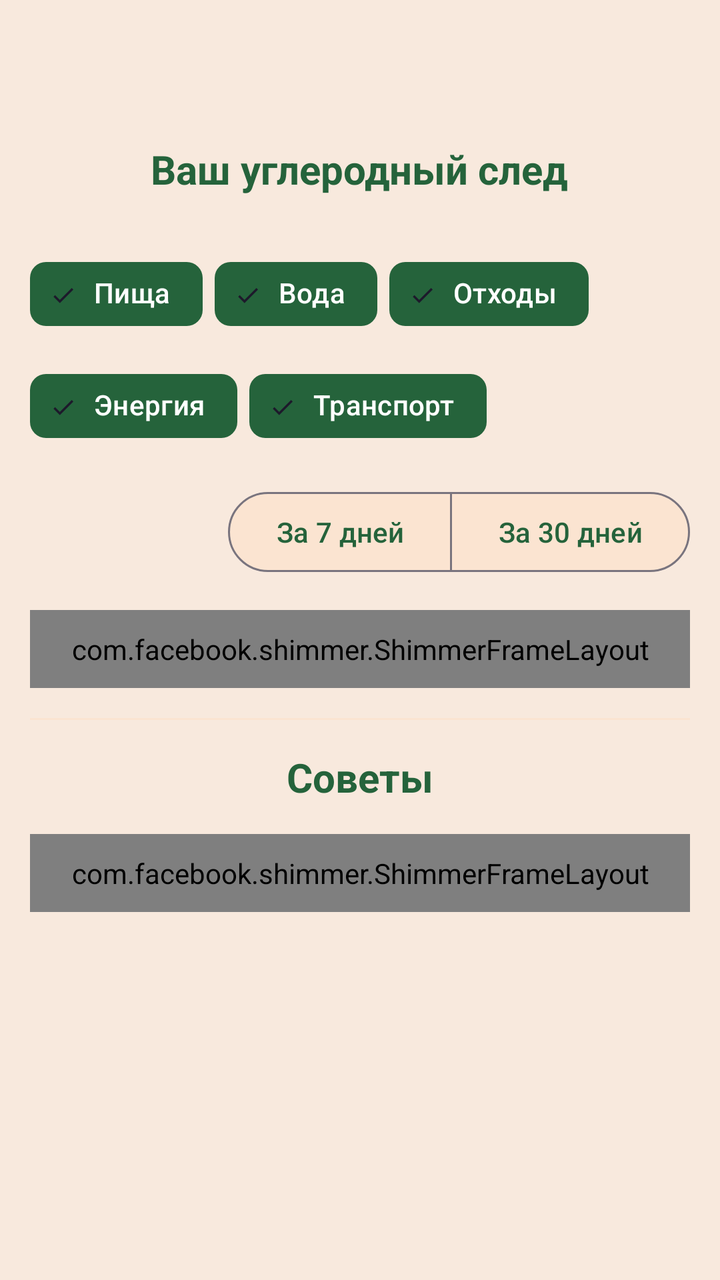
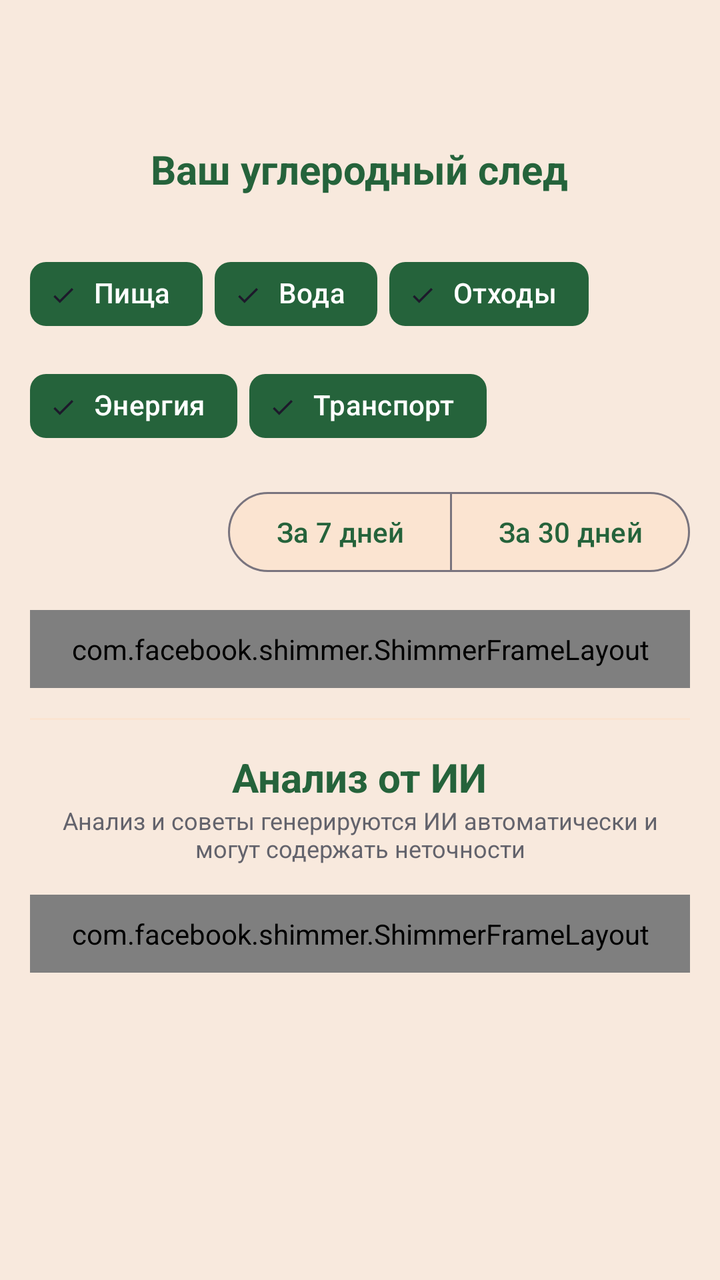

Two renders of the same Android screen: before a commit and after it. Below are the layout's source before the change and the commit's diff.
<!-- AndroidManifest.xml: application theme Base.Theme.EcoTraceColors -->
<!-- res/layout/activity_eco_calc_results.xml -->
<?xml version="1.0" encoding="utf-8"?>
<androidx.constraintlayout.widget.ConstraintLayout xmlns:android="http://schemas.android.com/apk/res/android"
    xmlns:app="http://schemas.android.com/apk/res-auto"
    xmlns:tools="http://schemas.android.com/tools"
    android:id="@+id/main"
    android:layout_width="match_parent"
    android:layout_height="match_parent"
    android:background="@color/dirt_white"
    android:fitsSystemWindows="true"
    tools:context=".ui.more.ecocalculator.EcoCalcResultsActivity">

    <android.widget.Toolbar
        android:id="@+id/toolbar"
        android:layout_width="match_parent"
        android:layout_height="wrap_content"
        app:layout_constraintEnd_toEndOf="parent"
        app:layout_constraintStart_toStartOf="parent"
        app:layout_constraintTop_toTopOf="parent" />

    <ScrollView
        android:layout_width="match_parent"
        android:layout_height="0dp"
        app:layout_constraintBottom_toBottomOf="parent"
        app:layout_constraintEnd_toEndOf="parent"
        app:layout_constraintStart_toStartOf="parent"
        app:layout_constraintTop_toBottomOf="@id/toolbar">

        <LinearLayout
            android:layout_width="match_parent"
            android:layout_height="wrap_content"
            android:orientation="vertical"
            android:paddingHorizontal="@dimen/default_PaddingMargin"
            android:paddingBottom="@dimen/default_PaddingMargin">

            <TextView
                android:layout_width="wrap_content"
                android:layout_height="wrap_content"
                android:layout_gravity="center"
                android:layout_marginVertical="@dimen/default_PaddingMargin"
                android:text="@string/carbonFootprintGraph"
                android:textColor="@color/ok_green"
                android:textSize="20sp"
                android:textStyle="bold" />

            <TextView
                android:id="@+id/noGraphWarning"
                android:layout_width="match_parent"
                android:layout_height="wrap_content"
                android:text="@string/resultsWillAppearHere"
                android:textAlignment="center"
                android:textColor="@color/silver"
                android:textSize="16sp"
                android:visibility="gone" />

            <LinearLayout
                android:id="@+id/graphControls"
                android:layout_width="match_parent"
                android:layout_height="wrap_content"
                android:orientation="vertical"
                android:paddingTop="10dp">

                <com.google.android.material.chip.ChipGroup
                    android:id="@+id/graphTypesChipGroup"
                    android:layout_width="match_parent"
                    android:layout_height="wrap_content"
                    android:layout_marginBottom="@dimen/default_PaddingMargin"
                    app:chipSpacingHorizontal="6dp"
                    app:singleSelection="false">

                    <com.google.android.material.chip.Chip
                        android:id="@+id/chipFood"
                        style="@style/Widget.Material3.Chip.Filter"
                        android:layout_width="wrap_content"
                        android:layout_height="wrap_content"
                        android:checked="true"
                        android:text="@string/food"
                        android:textColor="@color/selector_chip_text"
                        app:chipBackgroundColor="@color/selector_chip_background" />

                    <com.google.android.material.chip.Chip
                        android:id="@+id/chipWater"
                        style="@style/Widget.Material3.Chip.Filter"
                        android:layout_width="wrap_content"
                        android:layout_height="wrap_content"
                        android:checked="true"
                        android:text="@string/water"
                        android:textColor="@color/selector_chip_text"
                        app:chipBackgroundColor="@color/selector_chip_background" />

                    <com.google.android.material.chip.Chip
                        android:id="@+id/chipTrash"
                        style="@style/Widget.Material3.Chip.Filter"
                        android:layout_width="wrap_content"
                        android:layout_height="wrap_content"
                        android:checked="true"
                        android:text="@string/trash"
                        android:textColor="@color/selector_chip_text"
                        app:chipBackgroundColor="@color/selector_chip_background" />

                    <com.google.android.material.chip.Chip
                        android:id="@+id/chipEnergy"
                        style="@style/Widget.Material3.Chip.Filter"
                        android:layout_width="wrap_content"
                        android:layout_height="wrap_content"
                        android:checked="true"
                        android:text="@string/energy"
                        android:textColor="@color/selector_chip_text"
                        app:chipBackgroundColor="@color/selector_chip_background" />

                    <com.google.android.material.chip.Chip
                        android:id="@+id/chipTransport"
                        style="@style/Widget.Material3.Chip.Filter"
                        android:layout_width="wrap_content"
                        android:layout_height="wrap_content"
                        android:checked="true"
                        android:text="@string/transport"
                        android:textColor="@color/selector_chip_text"
                        app:chipBackgroundColor="@color/selector_chip_background" />

                </com.google.android.material.chip.ChipGroup>

                <com.google.android.material.button.MaterialButtonToggleGroup
                    android:id="@+id/graphPeriodToggle"
                    android:layout_width="wrap_content"
                    android:layout_height="wrap_content"
                    android:layout_gravity="end"
                    android:layout_marginBottom="@dimen/default_PaddingMargin"
                    app:selectionRequired="true"
                    app:singleSelection="true">

                    <com.google.android.material.button.MaterialButton
                        android:id="@+id/period7Button"
                        style="@style/Widget.Material3.Button.OutlinedButton"
                        android:layout_width="wrap_content"
                        android:layout_height="wrap_content"
                        android:checked="true"
                        android:text="@string/by7days"
                        android:textColor="@color/selector_chip_text"
                        app:backgroundTint="@color/selector_chip_background" />

                    <com.google.android.material.button.MaterialButton
                        android:id="@+id/period30Button"
                        style="@style/Widget.Material3.Button.OutlinedButton"
                        android:layout_width="wrap_content"
                        android:layout_height="wrap_content"
                        android:text="@string/by30days"
                        android:textColor="@color/selector_chip_text"
                        app:backgroundTint="@color/selector_chip_background" />

                </com.google.android.material.button.MaterialButtonToggleGroup>

            </LinearLayout>

            <RelativeLayout
                android:id="@+id/chartCard"
                android:layout_width="match_parent"
                android:layout_height="wrap_content"
                android:layout_marginBottom="10dp"
                android:background="@color/dirt2_white"
                android:foreground="@drawable/bottom_rounded_border"
                android:padding="10dp"
                android:visibility="gone">

                <com.github.mikephil.charting.charts.LineChart
                    android:id="@+id/carbonGraph"
                    android:layout_width="match_parent"
                    android:layout_height="280dp" />
            </RelativeLayout>

            <com.facebook.shimmer.ShimmerFrameLayout
                android:id="@+id/graphLoading"
                android:layout_width="match_parent"
                android:layout_height="wrap_content"
                android:paddingVertical="10dp"
                app:shimmer_auto_start="true"
                app:shimmer_clip_to_children="true">

                <ImageView
                    android:layout_width="match_parent"
                    android:layout_height="280dp"
                    android:foreground="@drawable/layout_loading_shimmer"
                    tools:ignore="ContentDescription" />
            </com.facebook.shimmer.ShimmerFrameLayout>

            <View
                android:layout_width="match_parent"
                android:layout_height="1dp"
                android:layout_marginVertical="@dimen/default_PaddingMargin"
                android:background="@color/dirt2_white" />

            <TextView
                android:layout_width="wrap_content"
                android:layout_height="wrap_content"
                android:layout_gravity="center"
                android:layout_marginBottom="@dimen/default_PaddingMargin"
                android:text="@string/advicesTitle"
                android:textColor="@color/ok_green"
                android:textSize="20sp"
                android:textStyle="bold" />

            <TextView
                android:id="@+id/noAdvicesWarning"
                android:layout_width="match_parent"
                android:layout_height="wrap_content"
                android:text="@string/specifyDataWhileTakingTestsSoDataWillAppearHere"
                android:textAlignment="center"
                android:textColor="@color/silver"
                android:textSize="14sp"
                android:visibility="gone" />

            <com.facebook.shimmer.ShimmerFrameLayout
                android:id="@+id/advicesLoading"
                android:layout_width="match_parent"
                android:layout_height="wrap_content"
                android:paddingVertical="10dp"
                app:shimmer_auto_start="true"
                app:shimmer_clip_to_children="true">

                <ImageView
                    android:layout_width="match_parent"
                    android:layout_height="180dp"
                    android:foreground="@drawable/layout_loading_shimmer"
                    tools:ignore="ContentDescription" />
            </com.facebook.shimmer.ShimmerFrameLayout>

            <LinearLayout
                android:id="@+id/specifyBlocksContainer"
                android:layout_width="match_parent"
                android:layout_height="wrap_content"
                android:orientation="vertical" />

        </LinearLayout>
    </ScrollView>

</androidx.constraintlayout.widget.ConstraintLayout>
<!-- resources referenced by this layout -->
<resources>
  <color name="dirt2_white">#FBE4D1</color>
  <color name="dirt_white">#F8E9DD</color>
  <color name="ok_green">#25633B</color>
  <color name="silver">#63636C</color>
  <dimen name="default_PaddingMargin">15dp</dimen>
  <!-- drawable bottom_rounded_border (drawable) -->
  <shape xmlns:android="http://schemas.android.com/apk/res/android"
      android:shape="rectangle">
      <corners
          android:bottomRightRadius="@dimen/default_PaddingMargin"
          android:bottomLeftRadius="@dimen/default_PaddingMargin" />
      <solid android:color="@color/transparent" />
      <stroke
          android:width="1dp"
          android:color="@color/silver" />
  </shape>
  <!-- drawable layout_loading_shimmer (drawable) -->
  <shape xmlns:android="http://schemas.android.com/apk/res/android"
      android:shape="rectangle">
      <corners android:radius="@dimen/default_PaddingMargin"/>
      <solid android:color="@color/silver" />
      <stroke
          android:width="1dp"
          android:color="@color/silver" />
  </shape>
  <string name="advicesTitle">Советы</string>
  <string name="by30days">За 30 дней</string>
  <string name="by7days">За 7 дней</string>
  <string name="carbonFootprintGraph">Ваш углеродный след</string>
  <string name="energy">Энергия</string>
  <string name="food">Пища</string>
  <string name="resultsWillAppearHere">Здесь появятся Ваши результаты!</string>
  <string name="specifyDataWhileTakingTestsSoDataWillAppearHere">Уточняйте данные, во время прохождения тестов, чтобы здесь появились данные!</string>
  <string name="transport">Транспорт</string>
  <string name="trash">Отходы</string>
  <string name="water">Вода</string>
  <style name="Base.Theme.EcoTraceColors" parent="Base.Theme.AppCompat.NoActionBar">
          
          <item name="colorPrimary">@color/ok_green</item>
          <item name="colorPrimaryVariant">@color/blue</item>
          <item name="colorOnPrimary">@color/ok_green</item>
          
          <item name="colorSecondary">@color/red_no</item>
          <item name="colorSecondaryVariant">@color/silver</item>
          <item name="colorOnSecondary">@color/black</item>
          <item name="colorControlNormal">@color/black</item>
          <item name="selectableItemBackground">?attr/selectableItemBackground</item>
          
          <item name="android:statusBarColor">@color/dirt_white</item>
          <item name="android:windowLightStatusBar">true</item>
  
          <item name="android:windowTranslucentNavigation">true</item>
          <item name="android:windowActivityTransitions">true</item>
      </style>
  <color name="transparent">#00000000</color>
  <style name="Base.Theme.AppCompat.NoActionBar" parent="Theme.Material3.DayNight.NoActionBar">
          <item name="colorPrimary">@color/ok_green</item>
          <item name="colorPrimaryVariant">@color/blue</item>
          <item name="colorOnPrimary">@color/ok_green</item>
          
          <item name="colorSecondary">@color/red_no</item>
          <item name="colorSecondaryVariant">@color/silver</item>
          <item name="colorOnSecondary">@color/black</item>
          <item name="colorControlNormal">@color/black</item>
  
          <item name="selectableItemBackground">?attr/selectableItemBackground</item>
          
          <item name="android:statusBarColor">@color/transparent</item>
  
          <item name="android:windowTranslucentNavigation">true</item>
          <item name="android:windowActivityTransitions">true</item>
      </style>
  <color name="blue">#0000ff</color>
  <color name="red_no">#961717</color>
  <color name="black">#FF000000</color>
</resources>

<!-- the commit's change to res/layout/activity_eco_calc_results.xml (unified diff, before → after) -->
@@ -192,24 +192,32 @@
                 android:layout_width="wrap_content"
                 android:layout_height="wrap_content"
                 android:layout_gravity="center"
-                android:layout_marginBottom="@dimen/default_PaddingMargin"
-                android:text="@string/advicesTitle"
+                android:text="@string/aiAnalysisTitle"
                 android:textColor="@color/ok_green"
                 android:textSize="20sp"
                 android:textStyle="bold" />
 
             <TextView
-                android:id="@+id/noAdvicesWarning"
-                android:layout_width="match_parent"
-                android:layout_height="wrap_content"
-                android:text="@string/specifyDataWhileTakingTestsSoDataWillAppearHere"
+                android:layout_width="match_parent"
+                android:layout_height="wrap_content"
+                android:layout_marginBottom="@dimen/default_PaddingMargin"
+                android:text="@string/aiAnalysisDisclaimer"
+                android:textAlignment="center"
+                android:textColor="@color/silver"
+                android:textSize="12sp" />
+
+            <TextView
+                android:id="@+id/noAiSummaryWarning"
+                android:layout_width="match_parent"
+                android:layout_height="wrap_content"
+                android:text="@string/aiAnalysisWillAppearHere"
                 android:textAlignment="center"
                 android:textColor="@color/silver"
                 android:textSize="14sp"
                 android:visibility="gone" />
 
             <com.facebook.shimmer.ShimmerFrameLayout
-                android:id="@+id/advicesLoading"
+                android:id="@+id/aiSummaryLoading"
                 android:layout_width="match_parent"
                 android:layout_height="wrap_content"
                 android:paddingVertical="10dp"
@@ -218,13 +226,13 @@
 
                 <ImageView
                     android:layout_width="match_parent"
-                    android:layout_height="180dp"
+                    android:layout_height="120dp"
                     android:foreground="@drawable/layout_loading_shimmer"
                     tools:ignore="ContentDescription" />
             </com.facebook.shimmer.ShimmerFrameLayout>
 
             <LinearLayout
-                android:id="@+id/specifyBlocksContainer"
+                android:id="@+id/aiSummaryContainer"
                 android:layout_width="match_parent"
                 android:layout_height="wrap_content"
                 android:orientation="vertical" />
<!-- resource entries referenced after the edit -->
@@ -25,14 +25,15 @@
           android:width="1dp"
           android:color="@color/silver" />
   </shape>
-  <string name="advicesTitle">Советы</string>
+  <string name="aiAnalysisDisclaimer">Анализ и советы генерируются ИИ автоматически и могут содержать неточности</string>
+  <string name="aiAnalysisTitle">Анализ от ИИ</string>
+  <string name="aiAnalysisWillAppearHere">Анализ появится здесь после нескольких дней внесения данных</string>
   <string name="by30days">За 30 дней</string>
   <string name="by7days">За 7 дней</string>
   <string name="carbonFootprintGraph">Ваш углеродный след</string>
   <string name="energy">Энергия</string>
   <string name="food">Пища</string>
   <string name="resultsWillAppearHere">Здесь появятся Ваши результаты!</string>
-  <string name="specifyDataWhileTakingTestsSoDataWillAppearHere">Уточняйте данные, во время прохождения тестов, чтобы здесь появились данные!</string>
   <string name="transport">Транспорт</string>
   <string name="trash">Отходы</string>
   <string name="water">Вода</string>
